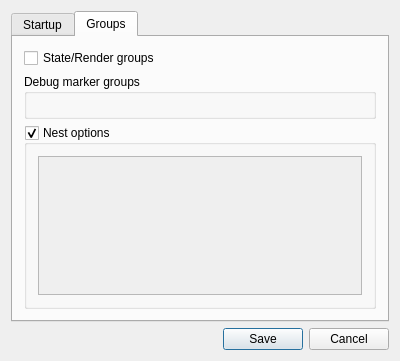
The window that src/vogleditor/vogleditor_qsettingsdialog.ui (lawlove/vogl) describes before a commit, drawn with Qt 5.
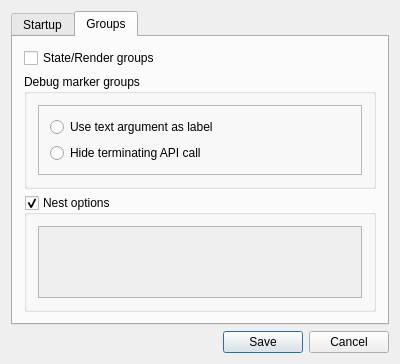
The same window after the commit. The open tabs and pages were chosen to show the change.

Commit message: Add options to Debug marker groupbox

```diff
--- a/src/vogleditor/vogleditor_qsettingsdialog.ui
+++ b/src/vogleditor/vogleditor_qsettingsdialog.ui
@@ -46,7 +46,40 @@
          <property name="title">
           <string>Debug marker groups</string>
          </property>
-         <layout class="QVBoxLayout" name="vLayout_groupboxDebugMarker"/>
+         <layout class="QVBoxLayout" name="vLayout_groupboxDebugMarker">
+          <item>
+           <widget class="QFrame" name="frame">
+            <property name="frameShape">
+             <enum>QFrame::StyledPanel</enum>
+            </property>
+            <property name="frameShadow">
+             <enum>QFrame::Raised</enum>
+            </property>
+            <layout class="QVBoxLayout" name="verticalLayout_3">
+             <item>
+              <widget class="QRadioButton" name="radiobuttonDebugMarkerNameOption">
+               <property name="text">
+                <string>Use text argument as label</string>
+               </property>
+               <property name="autoExclusive">
+                <bool>false</bool>
+               </property>
+              </widget>
+             </item>
+             <item>
+              <widget class="QRadioButton" name="radiobuttonDebugMarkerOmitOption">
+               <property name="text">
+                <string>Hide terminating API call</string>
+               </property>
+               <property name="autoExclusive">
+                <bool>false</bool>
+               </property>
+              </widget>
+             </item>
+            </layout>
+           </widget>
+          </item>
+         </layout>
         </widget>
        </item>
        <item>
@@ -69,7 +102,7 @@
                <x>0</x>
                <y>0</y>
                <width>334</width>
-               <height>153</height>
+               <height>87</height>
               </rect>
              </property>
              <layout class="QVBoxLayout" name="vLayout_groupboxNestOptionsScrollarea"/>
```
Left out of the diff: 2 changed lines with no effect on the pictures. The commit also changes 6 other files.
